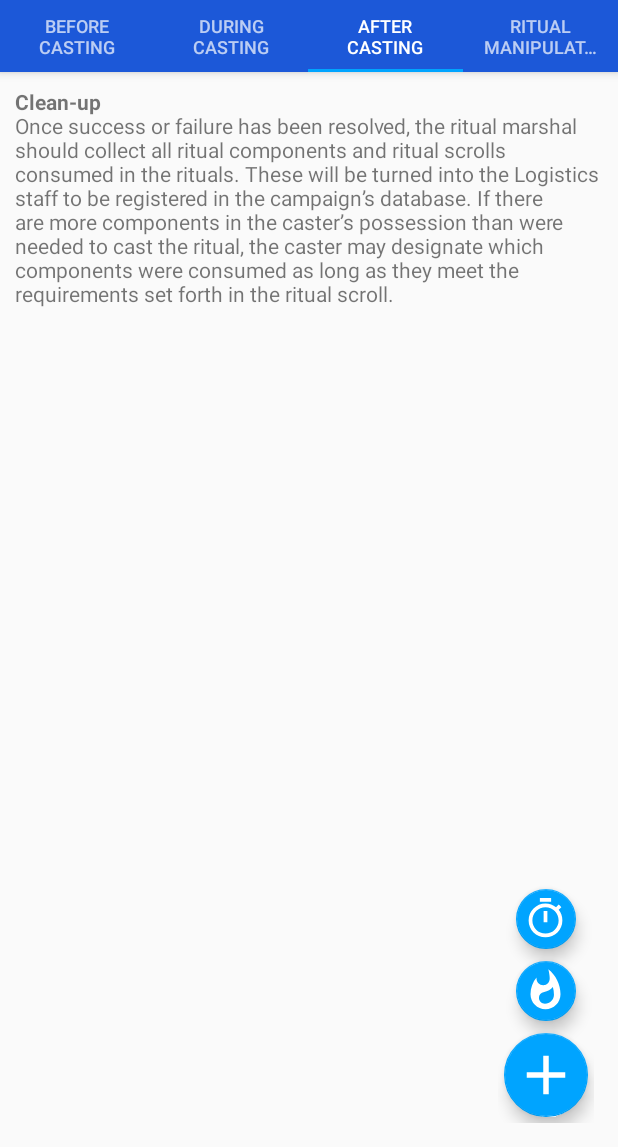
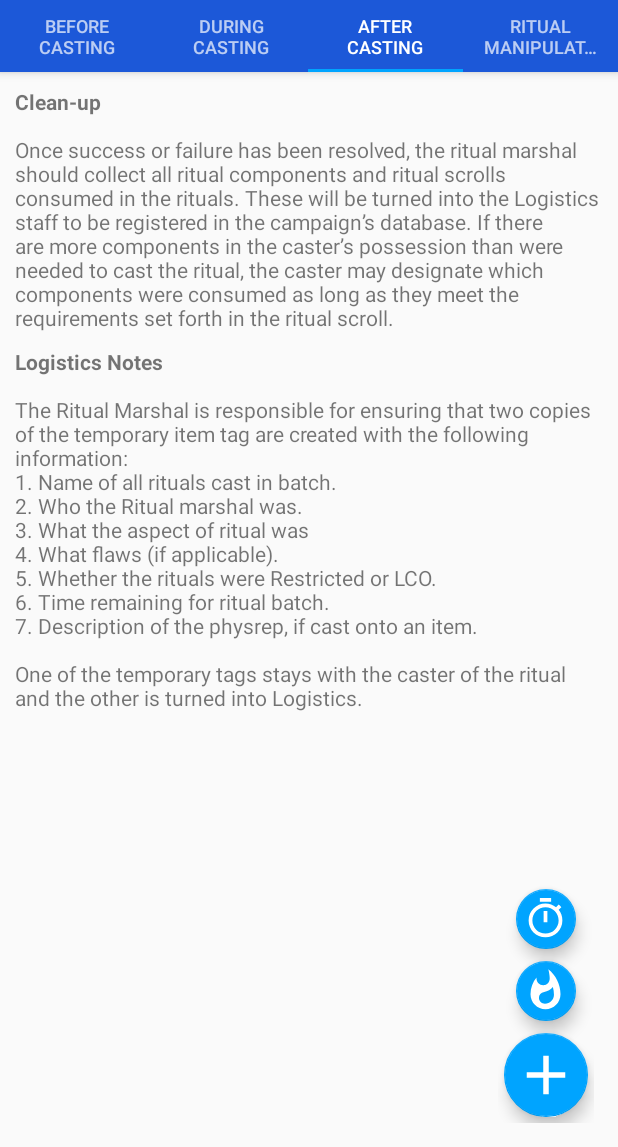
Before and after one commit to raddue/AllianceRitualMarshal, an Android app: the screen it shows after launch (MainActivity), tab 3 chosen, on a phone screen of 412 x 824 dp, the part 89-1236 px from its top. Run offline under Robolectric (Android 15) with nearby library versions, the phone set to English and light mode, and no system bars.

Commit message:
Added Logistical notes to After Casting section.

```diff
--- a/app/src/main/res/layout/fragment_after_cast.xml
+++ b/app/src/main/res/layout/fragment_after_cast.xml
@@ -13,6 +13,11 @@
         android:fillViewport="true"
         android:id="@+id/scrollView">
 
+        <LinearLayout
+            android:layout_width="wrap_content"
+            android:layout_height="wrap_content"
+            android:orientation="vertical">
+
             <TextView
                 android:layout_width="wrap_content"
                 android:layout_height="wrap_content"
@@ -25,6 +30,21 @@
                 android:scrollbars = "vertical"
                 app:layout_constraintStart_toStartOf="parent"
                 app:layout_constraintTop_toTopOf="parent" />
+
+            <TextView
+                android:layout_width="wrap_content"
+                android:layout_height="wrap_content"
+                android:text="@string/logistics_notes"
+                android:textSize="14sp"
+                android:paddingTop="10sp"
+                android:paddingBottom="0sp"
+                android:paddingLeft="10sp"
+                android:paddingRight="10sp"
+                android:scrollbars = "vertical"
+                app:layout_constraintStart_toStartOf="parent"
+                app:layout_constraintTop_toTopOf="parent" />
+        </LinearLayout>
+
     </ScrollView>
 
 </androidx.constraintlayout.widget.ConstraintLayout>
--- a/app/src/main/res/values/strings.xml
+++ b/app/src/main/res/values/strings.xml
@@ -4,8 +4,8 @@
     <!-- Before Casting Strings -->
 
     <string name="begin_casting"><b>Get Ritual Ready</b>
-        \nUpon arrival, the ritual marshal will take the following steps, with which the players involved should cooperate:
-        \n• Ritual marshal identifies the primary caster and any additional casters who will assist in the ritual;
+        \n\nUpon arrival, the ritual marshal will take the following steps, with which the players involved should cooperate:
+        \n\n• Ritual marshal identifies the primary caster and any additional casters who will assist in the ritual;
         \n• Ritual marshal reviews the casters’ player cards to note how many levels of the appropriate school of Formal Magic they possess. Note that a Ritual Caster may choose to not use all of their Ritual Levels when casting if they so desire;
         \n• Ritual marshal reads the first ritual scroll thoroughly, asking relevant questions. For example, if the scroll has the ability to cast a more powerful form of the ritual, the marshal should ask the player what level of the ritual the caster is attempting;
         \n• Ritual marshal confirms that all the required components and recipients are present within a valid Circle of Power;
@@ -51,7 +51,19 @@
     <!-- After Casting Strings -->
 
     <string name="after_casting"><b>Clean-up</b>
-        \nOnce success or failure has been resolved, the ritual marshal should collect all ritual components and ritual scrolls consumed in the rituals. These will be turned into the Logistics staff to be registered in the campaign’s database. If there are more components in the caster’s possession than were needed to cast the ritual, the caster may designate which components were consumed as long as they meet the requirements set forth in the ritual scroll.</string>
+        \n\nOnce success or failure has been resolved, the ritual marshal should collect all ritual components and ritual scrolls consumed in the rituals. These will be turned into the Logistics staff to be registered in the campaign’s database. If there are more components in the caster’s possession than were needed to cast the ritual, the caster may designate which components were consumed as long as they meet the requirements set forth in the ritual scroll.
+    </string>
+    <string name="logistics_notes"><b>Logistics Notes</b>
+        \n\nThe Ritual Marshal is responsible for ensuring that two copies of the temporary item tag are created with the following information:
+        \n1. Name of all rituals cast in batch.
+        \n2. Who the Ritual marshal was.
+        \n3. What the aspect of ritual was
+        \n4. What flaws (if applicable).
+        \n5. Whether the rituals were Restricted or LCO.
+        \n6. Time remaining for ritual batch.
+        \n7. Description of the physrep, if cast onto an item.
+        \n\nOne of the temporary tags stays with the caster of the ritual and the other is turned into Logistics.
+    </string>
 
     <!-- Ritual Manipulations Strings -->
 
```
Lines whose indentation alone changed are shown as unchanged.
